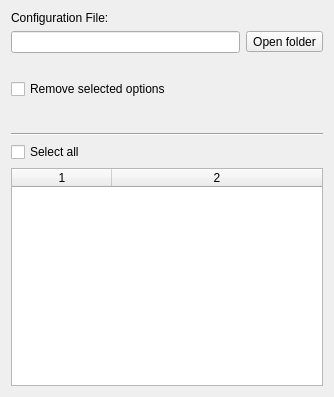
Before: the Qt Designer form ui/options_maintenance.ui in metabrainz/picard, drawn with Qt 5.
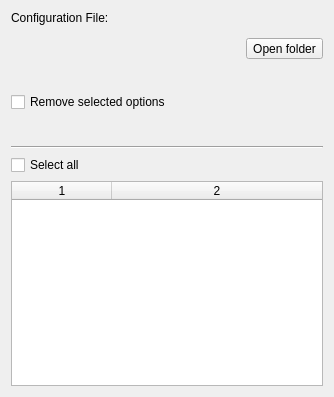
After: the same form once the commit is applied.

Commit message: Change Line Edit to Label in Scroll Area

```diff
--- a/ui/options_maintenance.ui
+++ b/ui/options_maintenance.ui
@@ -24,10 +24,89 @@
       <number>0</number>
      </property>
      <item>
-      <widget class="QLineEdit" name="config_file">
-       <property name="readOnly">
+      <widget class="QScrollArea" name="scrollArea">
+       <property name="sizePolicy">
+        <sizepolicy hsizetype="Expanding" vsizetype="Ignored">
+         <horstretch>0</horstretch>
+         <verstretch>0</verstretch>
+        </sizepolicy>
+       </property>
+       <property name="minimumSize">
+        <size>
+         <width>0</width>
+         <height>35</height>
+        </size>
+       </property>
+       <property name="frameShape">
+        <enum>QFrame::NoFrame</enum>
+       </property>
+       <property name="lineWidth">
+        <number>1</number>
+       </property>
+       <property name="sizeAdjustPolicy">
+        <enum>QAbstractScrollArea::AdjustToContentsOnFirstShow</enum>
+       </property>
+       <property name="widgetResizable">
         <bool>true</bool>
        </property>
+       <widget class="QWidget" name="scrollAreaWidgetContents">
+        <property name="geometry">
+         <rect>
+          <x>0</x>
+          <y>0</y>
+          <width>238</width>
+          <height>35</height>
+         </rect>
+        </property>
+        <property name="sizePolicy">
+         <sizepolicy hsizetype="Preferred" vsizetype="Preferred">
+          <horstretch>0</horstretch>
+          <verstretch>0</verstretch>
+         </sizepolicy>
+        </property>
+        <property name="minimumSize">
+         <size>
+          <width>0</width>
+          <height>11</height>
+         </size>
+        </property>
+        <layout class="QHBoxLayout" name="horizontalLayout_2">
+         <property name="spacing">
+          <number>0</number>
+         </property>
+         <property name="leftMargin">
+          <number>0</number>
+         </property>
+         <property name="topMargin">
+          <number>0</number>
+         </property>
+         <property name="rightMargin">
+          <number>0</number>
+         </property>
+         <property name="bottomMargin">
+          <number>0</number>
+         </property>
+         <item>
+          <widget class="QLabel" name="config_file">
+           <property name="sizePolicy">
+            <sizepolicy hsizetype="Expanding" vsizetype="Fixed">
+             <horstretch>0</horstretch>
+             <verstretch>0</verstretch>
+            </sizepolicy>
+           </property>
+           <property name="minimumSize">
+            <size>
+             <width>0</width>
+             <height>10</height>
+            </size>
+           </property>
+           <property name="text">
+            <string/>
+           </property>
+          </widget>
+         </item>
+        </layout>
+       </widget>
       </widget>
      </item>
      <item>
```
The commit also changes 2 other files.
